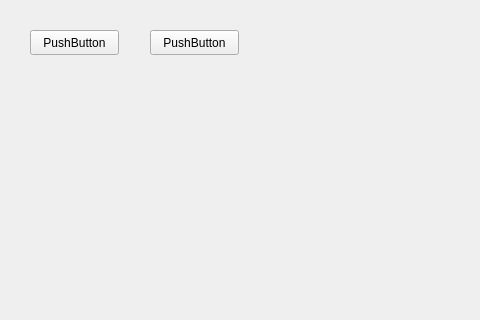
This is mainwindow.ui in TheusZer0/Tarea3_POO as Qt 5 draws it before an edit; both pictures show x 0 to 480 and y 0 to 320 of the 800 by 600 pixel window. The edited form follows.
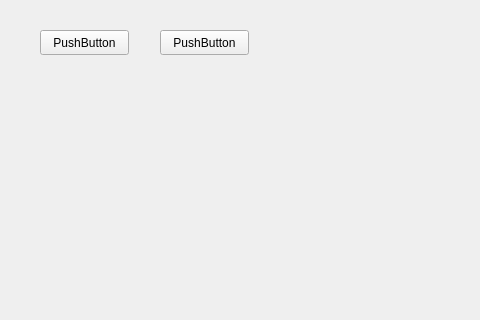
This is the edited form.

```diff
--- a/mainwindow.ui
+++ b/mainwindow.ui
@@ -17,7 +17,7 @@
    <widget class="QPushButton" name="pushButton">
     <property name="geometry">
      <rect>
-      <x>30</x>
+      <x>160</x>
       <y>30</y>
       <width>89</width>
       <height>25</height>
@@ -30,7 +30,7 @@
    <widget class="QPushButton" name="pushButton_2">
     <property name="geometry">
      <rect>
-      <x>150</x>
+      <x>40</x>
       <y>30</y>
       <width>89</width>
       <height>25</height>
```
Left out of the diff: 11 changed lines with no effect on the pictures.
